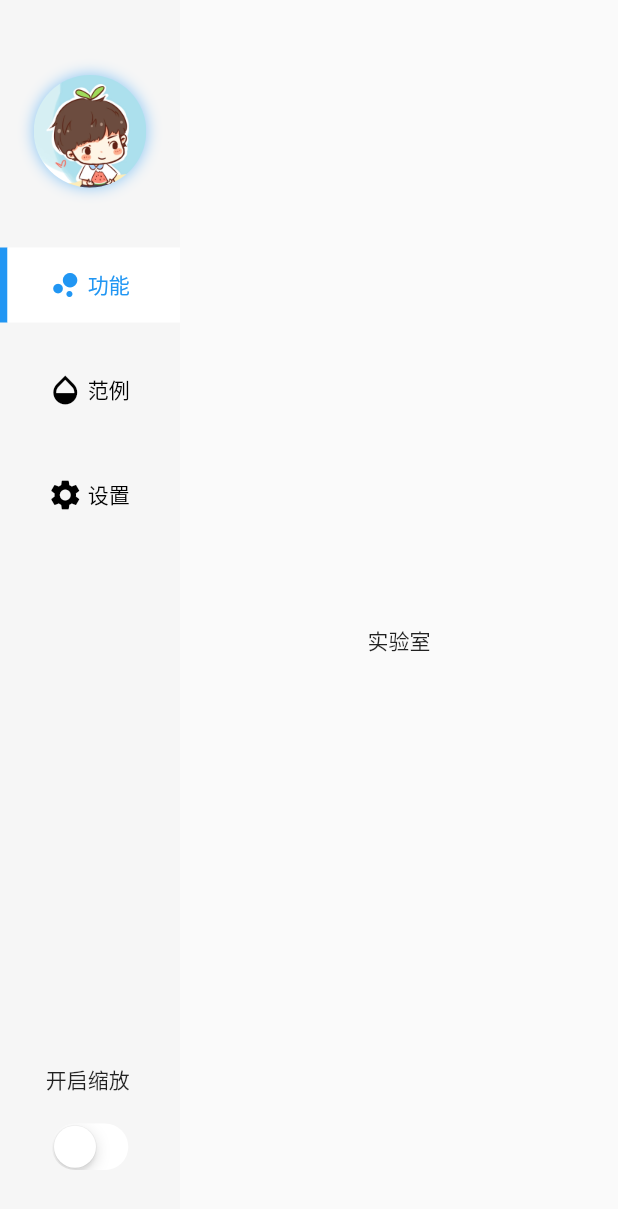
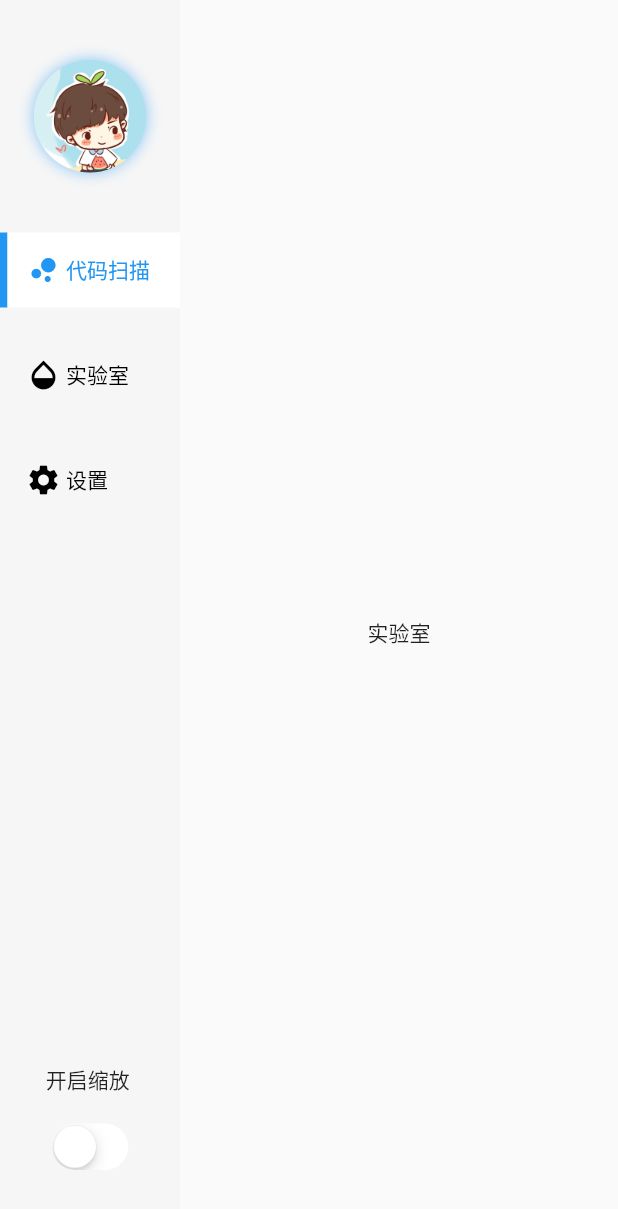
Before and after one commit to xdd666t/flutter_preview, a Flutter app: the screen it shows after launch, swiped to page 2, on a phone screen of 412 x 824 dp. Shown: the top 1209 px of the screen. Run offline on Flutter 3.47's test engine with Material 2 defaults, Android fonts, the phone set to English and light mode, and no system bars; our stand-ins replace file_picker, flutter_smart_dialog, get, logger, native_ffi; missing offline and left inert: dart:ffi, desktop_drop, flutter_rust_bridge, window_manager.

Commit message:
添加文件选择功能

```diff
--- a/code_helper/lib/app/config/image_config.dart
+++ b/code_helper/lib/app/config/image_config.dart
@@ -1,7 +1,7 @@
+///This file is automatically generated. DO NOT EDIT, all your changes would be lost.
 class ImageConfig {
   ImageConfig._();
 
-  ///logo图标
-  // static const String head = 'https://i.niupic.com/images/2022/12/17/ae25.jpg';
-  static const String head = 'https://imgse.com/i/zbGFaD';
+  static const String imagesHead = 'assets/images/head.jpg';
+
 }
--- a/code_helper/lib/module/code_scan/code_scan_state.dart
+++ b/code_helper/lib/module/code_scan/code_scan_state.dart
@@ -1,7 +1,11 @@
 class CodeScanState {
   late int count;
 
+  late String path;
+
   CodeScanState() {
-    count = 0;
+    this
+      ..count = 0
+      ..path = "";
   }
 }
--- a/code_helper/lib/module/main/main_state.dart
+++ b/code_helper/lib/module/main/main_state.dart
@@ -40,11 +40,11 @@ class MainState {
     //item栏目
     sideItems = [
       BtnInfo(
-        title: "功能",
+        title: "代码扫描",
         icon: const Icon(Icons.bubble_chart),
       ),
       BtnInfo(
-        title: "范例",
+        title: "实验室",
         icon: const Icon(Icons.opacity),
       ),
       BtnInfo(
--- a/code_helper/lib/module/main/main_view.dart
+++ b/code_helper/lib/module/main/main_view.dart
@@ -1,5 +1,4 @@
 import 'package:code_helper/app/config/image_config.dart';
-import 'package:code_helper/generated/assets.dart';
 import 'package:flutter/cupertino.dart';
 import 'package:flutter/material.dart';
 import 'package:get/get.dart';
@@ -34,7 +33,7 @@ class MainPage extends StatelessWidget {
         // Expanded占满剩下的空间
         Expanded(
           child: Container(
-            padding: const EdgeInsets.only(top: 30),
+            padding: const EdgeInsets.only(top: 20),
             child: PageView.builder(
               physics: const NeverScrollableScrollPhysics(),
               itemCount: state.pageList.length,
--- a/code_helper/lib/module/main/widget/side_navigation.dart
+++ b/code_helper/lib/module/main/widget/side_navigation.dart
@@ -39,7 +39,7 @@ class _SideNavigation extends StatelessWidget {
   Widget _buildBg({required List<Widget> children}) {
     return Container(
       width: 120,
-      padding: const EdgeInsets.only(top: 30),
+      padding: const EdgeInsets.only(top: 20),
       color: const Color(0xFFF6F6F6),
       child: Column(children: children),
     );
@@ -73,11 +73,12 @@ class _SideNavigation extends StatelessWidget {
                     Expanded(
                       child: Container(
                         width: double.maxFinite,
+                        padding: const EdgeInsets.only(left: 12),
                         alignment: Alignment.center,
                         color: data.selectedIndex == index
                             ? Colors.white
                             : const Color(0xFFF6F6F6),
-                        child: Row(mainAxisSize: MainAxisSize.min, children: [
+                        child: Row(children: [
                           Icon(
                             item.icon?.icon ?? Icons.abc,
                             color: data.selectedIndex == index
@@ -145,8 +146,7 @@ class _SideNavigation extends StatelessWidget {
             )
           ],
           image: const DecorationImage(
-            // image: NetworkImage(ImageConfig.head),
-            image: AssetImage(Assets.imagesHeadImage),
+            image: AssetImage(ImageConfig.imagesHead),
             fit: BoxFit.cover,
           ),
         ),
```
Also changed, not shown: code_helper/lib/module/code_scan/code_scan_logic.dart (+20 -0 lines), code_helper/lib/module/code_scan/code_scan_view.dart (+13 -14 lines), code_helper/lib/module/code_scan/widget/select_file.dart (added, +80 -0 lines), code_helper/pubspec.yaml (+20 -0 lines), code_helper/assets/images/head.jpg (renamed from code_helper/assets/images/head_image.jpg), code_helper/lib/all/assets.dart (renamed from code_helper/lib/generated/assets.dart), 7 other files.
